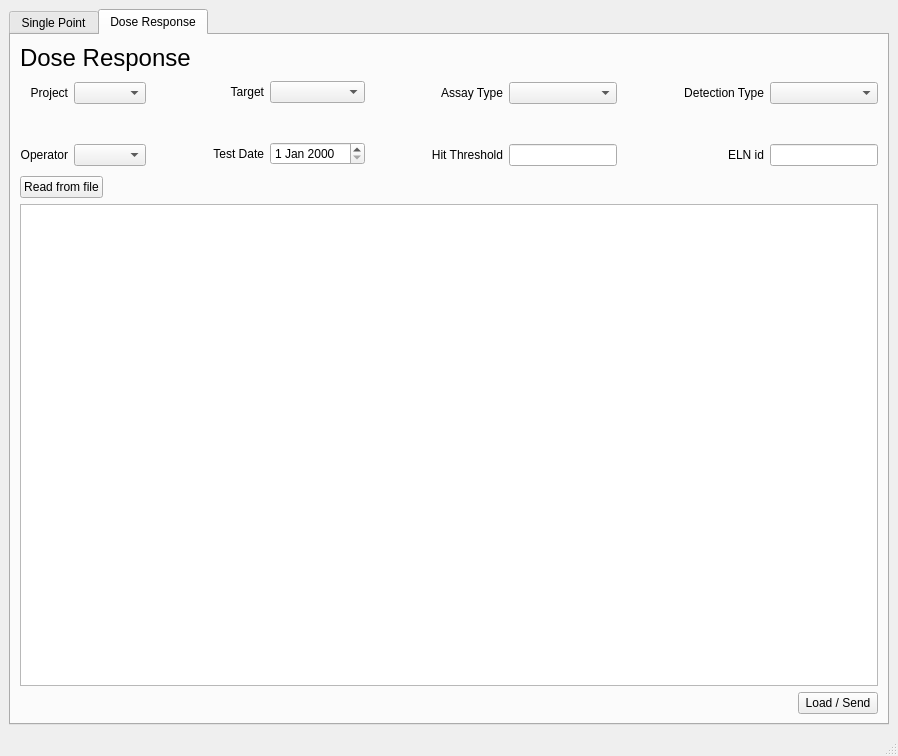
This is frontend/assets/loaderwindow.ui in dahlbma/assayLoader as Qt 5 draws it before an edit. The edited form follows.
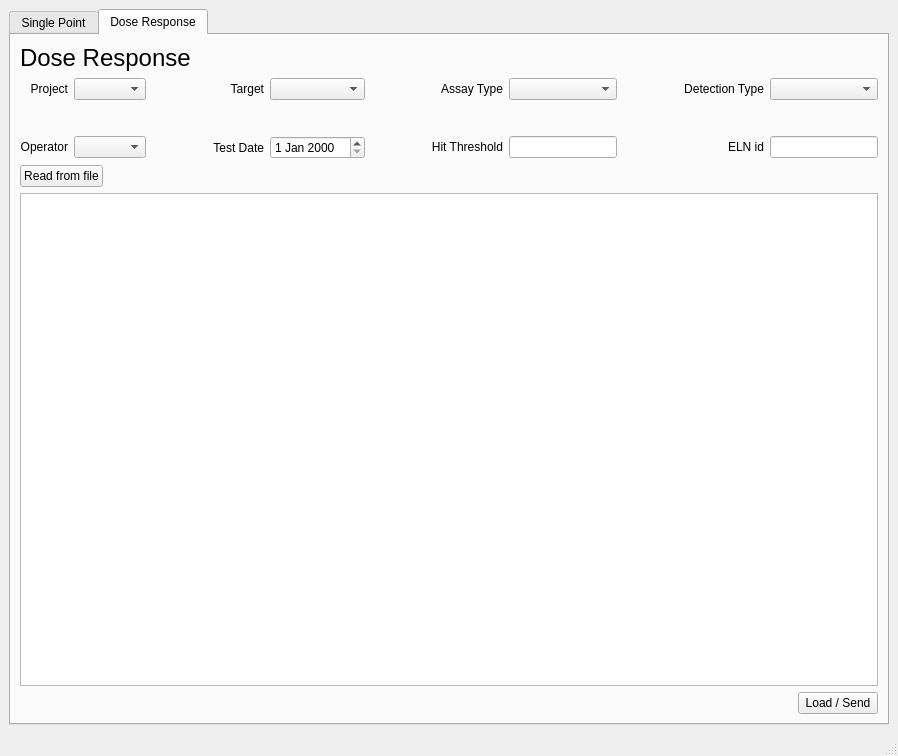
This is the edited form. The open tabs and pages were chosen to show the change.

```diff
--- a/frontend/assets/loaderwindow.ui
+++ b/frontend/assets/loaderwindow.ui
@@ -413,8 +413,8 @@
             </property>
             <property name="sizeHint" stdset="0">
              <size>
-              <width>13</width>
-              <height>92</height>
+              <width>40</width>
+              <height>20</height>
              </size>
             </property>
            </spacer>
@@ -485,8 +485,8 @@
             </property>
             <property name="sizeHint" stdset="0">
              <size>
-              <width>13</width>
-              <height>92</height>
+              <width>40</width>
+              <height>20</height>
              </size>
             </property>
            </spacer>
@@ -544,8 +544,8 @@
             </property>
             <property name="sizeHint" stdset="0">
              <size>
-              <width>13</width>
-              <height>92</height>
+              <width>40</width>
+              <height>20</height>
              </size>
             </property>
            </spacer>
@@ -632,7 +632,7 @@
            </layout>
           </item>
           <item row="1" column="0">
-           <widget class="QTextEdit" name="textEdit_3"/>
+           <widget class="QTableWidget" name="dr_table"/>
           </item>
           <item row="2" column="0">
            <layout class="QGridLayout" name="gridLayout_23">
```
Left out of the diff: 72 changed lines with no effect on the pictures.
